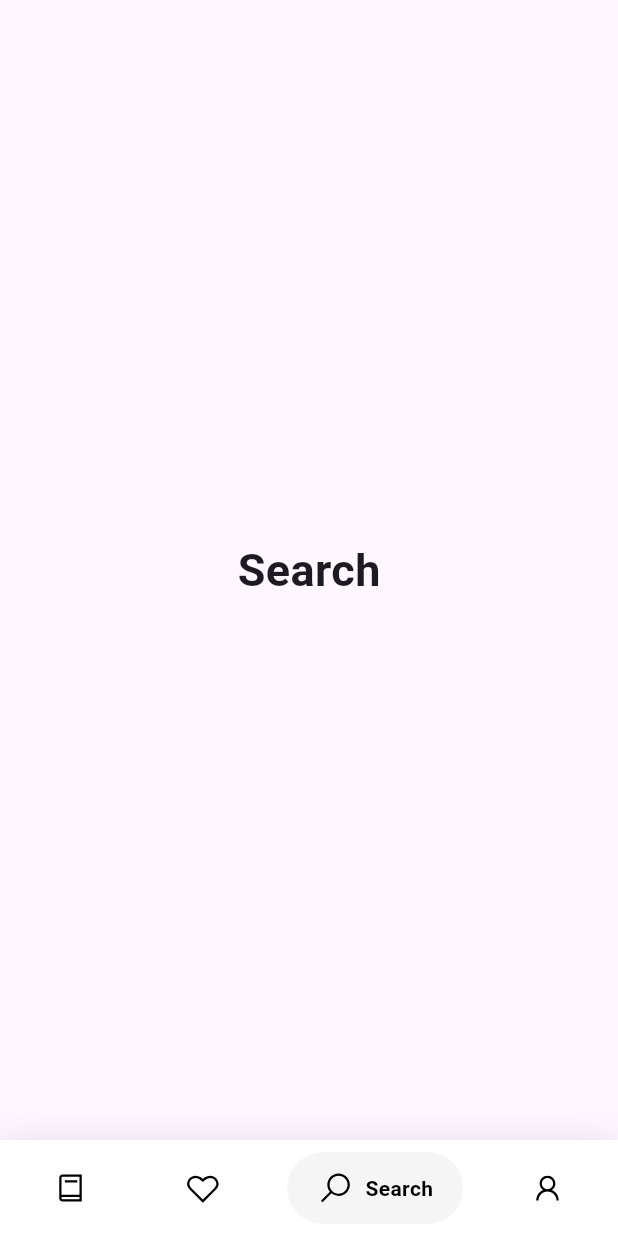
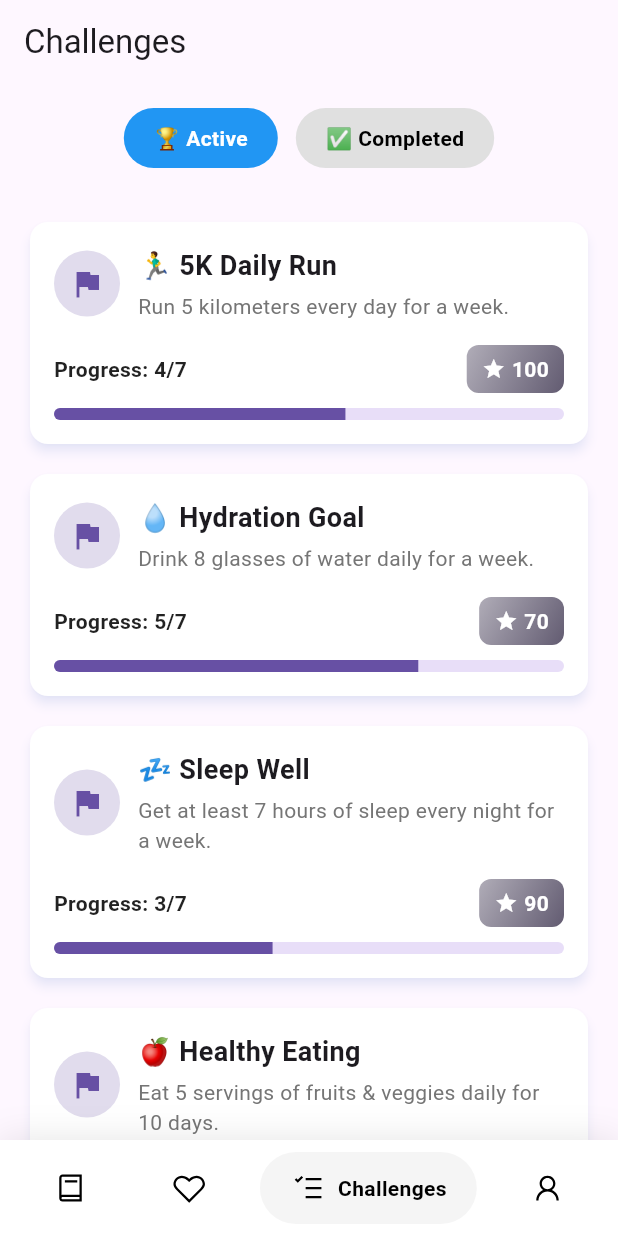
Before and after one commit to BrawlerXull/Smart-Health, a Flutter app: the screen it shows after launch, item 3 of the bottom bar chosen, on a phone screen of 412 x 824 dp. Run offline on Flutter 3.47's test engine with Material 3 defaults, Android fonts, the phone set to English and light mode, and no system bars; drawn by our look-alikes of google_nav_bar; our stand-ins replace firebase_auth, firebase_core, get, line_icons; accounts and stored records are empty.

Commit message:
Challenges page added

```diff
--- /dev/null
+++ b/lib/app/modules/challenges/bindings/challenges_binding.dart
@@ -0,0 +1,10 @@
+import 'package:get/get.dart';
+
+import '../controllers/challenges_controller.dart';
+
+class ChallengesBinding extends Bindings {
+  @override
+  void dependencies() {
+    Get.find<ChallengesController>();
+  }
+}
--- /dev/null
+++ b/lib/app/modules/challenges/controllers/challenges_controller.dart
@@ -0,0 +1,96 @@
+import 'package:get/get.dart';
+import 'package:smart_health/app/data/models/challenge.dart';
+
+class ChallengesController extends GetxController {
+  final challenges = <Challenge>[
+    Challenge(
+      challengeId: "c1",
+      challengeTitle: "🏃‍♂️ 5K Daily Run",
+      challengeDescription: "Run 5 kilometers every day for a week.",
+      goalProgress: 7,
+      achievedProgress: 4,
+      rewardPoints: 100,
+    ),
+    Challenge(
+      challengeId: "c2",
+      challengeTitle: "🧘‍♀️ 10-Min Meditation",
+      challengeDescription: "Practice meditation for 10 minutes daily for a month.",
+      goalProgress: 30,
+      achievedProgress: 30,
+      rewardPoints: 200,
+    ),
+    Challenge(
+      challengeId: "c3",
+      challengeTitle: "🚶 Walk 10,000 Steps",
+      challengeDescription: "Complete 10,000 steps in a single day.",
+      goalProgress: 1,
+      achievedProgress: 1,
+      rewardPoints: 50,
+    ),
+    Challenge(
+      challengeId: "c4",
+      challengeTitle: "💧 Hydration Goal",
+      challengeDescription: "Drink 8 glasses of water daily for a week.",
+      goalProgress: 7,
+      achievedProgress: 5,
+      rewardPoints: 70,
+    ),
+    Challenge(
+      challengeId: "c5",
+      challengeTitle: "💤 Sleep Well",
+      challengeDescription: "Get at least 7 hours of sleep every night for a week.",
+      goalProgress: 7,
+      achievedProgress: 3,
+      rewardPoints: 90,
+    ),
+    Challenge(
+      challengeId: "c6",
+      challengeTitle: "🍎 Healthy Eating",
+      challengeDescription: "Eat 5 servings of fruits & veggies daily for 10 days.",
+      goalProgress: 10,
+      achievedProgress: 6,
+      rewardPoints: 80,
+    ),
+    Challenge(
+      challengeId: "c7",
+      challengeTitle: "🏋️ Strength Training",
+      challengeDescription: "Do strength training 3 times a week for a month.",
+      goalProgress: 12,
+      achievedProgress: 8,
+      rewardPoints: 120,
+    ),
+    Challenge(
+      challengeId: "c8",
+      challengeTitle: "📵 Digital Detox",
+      challengeDescription: "Avoid screens 30 minutes before bedtime for a week.",
+      goalProgress: 7,
+      achievedProgress: 4,
+      rewardPoints: 60,
+    ),
+    Challenge(
+      challengeId: "c9",
+      challengeTitle: "🚴 Cycling Challenge",
+      challengeDescription: "Cycle 50 km in a week.",
+      goalProgress: 50,
+      achievedProgress: 30,
+      rewardPoints: 110,
+    ),
+    Challenge(
+      challengeId: "c10",
+      challengeTitle: "💨 Deep Breathing",
+      challengeDescription: "Practice deep breathing exercises for 5 minutes daily.",
+      goalProgress: 14,
+      achievedProgress: 10,
+      rewardPoints: 40,
+    ),
+  ].obs;
+
+  // Observable to track the current tab (true = Active, false = Completed)
+  var showActive = true.obs;
+
+  List<Challenge> get activeChallenges =>
+      challenges.where((c) => !c.isCompleted).toList();
+
+  List<Challenge> get completedChallenges =>
+      challenges.where((c) => c.isCompleted).toList();
+}
--- /dev/null
+++ b/lib/app/modules/challenges/views/challenges_view.dart
@@ -0,0 +1,104 @@
+import 'package:flutter/material.dart';
+import 'package:get/get.dart';
+import 'package:smart_health/app/widgets/challenge_card.dart';
+import '../controllers/challenges_controller.dart';
+
+class ChallengesView extends GetView<ChallengesController> {
+  const ChallengesView({super.key});
+
+  @override
+  Widget build(BuildContext context) {
+    final controller = Get.put(ChallengesController());
+
+    return Scaffold(
+      appBar: AppBar(
+        title: const Text('Challenges'),
+      ),
+      body: Column(
+        crossAxisAlignment: CrossAxisAlignment.start,
+        children: [
+          // Toggle Buttons
+          Padding(
+            padding: const EdgeInsets.all(16.0),
+            child: Obx(
+              () => Row(
+                mainAxisAlignment: MainAxisAlignment.center,
+                children: [
+                  _toggleButton(
+                    text: "🏆 Active",
+                    isSelected: controller.showActive.value,
+                    onTap: () => controller.showActive.value = true,
+                  ),
+                  const SizedBox(width: 12),
+                  _toggleButton(
+                    text: "✅ Completed",
+                    isSelected: !controller.showActive.value,
+                    onTap: () => controller.showActive.value = false,
+                  ),
+                ],
+              ),
+            ),
+          ),
+
+          // Challenges List
+          Expanded(
+            child: Obx(() {
+              final challenges = controller.showActive.value
+                  ? controller.activeChallenges
+                  : controller.completedChallenges;
+              return challenges.isEmpty
+                  ? _emptyState(controller.showActive.value
+                      ? "No active challenges at the moment."
+                      : "Complete challenges to see them here!")
+                  : ListView.builder(
+                      padding: const EdgeInsets.all(16.0),
+                      itemCount: challenges.length,
+                      itemBuilder: (context, index) => Padding(
+                        padding: const EdgeInsets.only(bottom: 12.0),
+                        child: ChallengeCard(
+                          challenge: challenges[index],
+                          isCompleted: !controller.showActive.value,
+                        ),
+                      ),
+                    );
+            }),
+          ),
+        ],
+      ),
+    );
+  }
+
+  Widget _toggleButton({required String text, required bool isSelected, required VoidCallback onTap}) {
+    return GestureDetector(
+      onTap: onTap,
+      child: Container(
+        padding: const EdgeInsets.symmetric(horizontal: 20, vertical: 10),
+        decoration: BoxDecoration(
+          color: isSelected ? Colors.blue : Colors.grey[300],
+          borderRadius: BorderRadius.circular(20),
+        ),
+        child: Text(
+          text,
+          style: TextStyle(
+            fontWeight: FontWeight.bold,
+            color: isSelected ? Colors.white : Colors.black,
+          ),
+        ),
+      ),
+    );
+  }
+
+  Widget _emptyState(String message) {
+    return Center(
+      child: Padding(
+        padding: const EdgeInsets.all(16.0),
+        child: Card(
+          child: Padding(
+            padding: const EdgeInsets.all(16.0),
+            child: Text(message, textAlign: TextAlign.center),
+          ),
+        ),
+      ),
+    );
+  }
+}
--- a/lib/app/modules/home/bindings/home_binding.dart
+++ b/lib/app/modules/home/bindings/home_binding.dart
@@ -1,4 +1,5 @@
 import 'package:get/get.dart';
+import 'package:smart_health/app/modules/challenges/controllers/challenges_controller.dart';
 import 'package:smart_health/app/modules/dashboard/controllers/dashboard_controller.dart';
 import 'package:smart_health/app/modules/reminders/controllers/reminders_controller.dart';
 
@@ -12,6 +13,7 @@ class HomeBinding extends Bindings {
     );
     Get.put<DashboardController>(DashboardController());
     Get.put<RemindersController>(RemindersController());
+    Get.put<ChallengesController>(ChallengesController());
 
   }
 }
--- a/lib/app/modules/home/views/home_view.dart
+++ b/lib/app/modules/home/views/home_view.dart
@@ -2,6 +2,7 @@ import 'package:flutter/material.dart';
 import 'package:get/get.dart';
 import 'package:google_nav_bar/google_nav_bar.dart';
 import 'package:line_icons/line_icons.dart';
+import 'package:smart_health/app/modules/challenges/views/challenges_view.dart';
 import 'package:smart_health/app/modules/dashboard/views/dashboard_view.dart';
 import 'package:smart_health/app/modules/reminders/views/reminders_view.dart';
 
@@ -16,7 +17,7 @@ class HomeView extends GetView<HomeController> {
   static const List<Widget> _widgetOptions = <Widget>[
     DashboardView(),
     RemindersView(),
-    Text('Search', style: optionStyle),
+    ChallengesView(),
     Text('Profile', style: optionStyle),
   ];
 
@@ -53,7 +54,7 @@ class HomeView extends GetView<HomeController> {
                 tabs: const [
                   GButton(icon: LineIcons.book, text: 'Dashboard'),
                   GButton(icon: LineIcons.heart, text: 'Likes'),
-                  GButton(icon: LineIcons.search, text: 'Search'),
+                  GButton(icon: LineIcons.tasks, text: 'Challenges'),
                   GButton(icon: LineIcons.user, text: 'Profile'),
                 ],
                 selectedIndex: controller.selectedIndex.value,
--- a/lib/app/routes/app_pages.dart
+++ b/lib/app/routes/app_pages.dart
@@ -2,6 +2,8 @@ import 'package:get/get.dart';
 
 import '../modules/auth/bindings/auth_binding.dart';
 import '../modules/auth/views/auth_view.dart';
+import '../modules/challenges/bindings/challenges_binding.dart';
+import '../modules/challenges/views/challenges_view.dart';
 import '../modules/dashboard/bindings/dashboard_binding.dart';
 import '../modules/dashboard/views/dashboard_view.dart';
 import '../modules/home/bindings/home_binding.dart';
@@ -37,5 +39,10 @@ class AppPages {
       page: () => const RemindersView(),
       binding: RemindersBinding(),
     ),
+    GetPage(
+      name: _Paths.CHALLENGES,
+      page: () => const ChallengesView(),
+      binding: ChallengesBinding(),
+    ),
   ];
 }
--- a/lib/app/routes/app_routes.dart
+++ b/lib/app/routes/app_routes.dart
@@ -7,6 +7,7 @@ abstract class Routes {
   static const AUTH = _Paths.AUTH;
   static const DASHBOARD = _Paths.DASHBOARD;
   static const REMINDERS = _Paths.REMINDERS;
+  static const CHALLENGES = _Paths.CHALLENGES;
 }
 
 abstract class _Paths {
@@ -15,4 +16,5 @@ abstract class _Paths {
   static const AUTH = '/auth';
   static const DASHBOARD = '/dashboard';
   static const REMINDERS = '/reminders';
+  static const CHALLENGES = '/challenges';
 }
```
